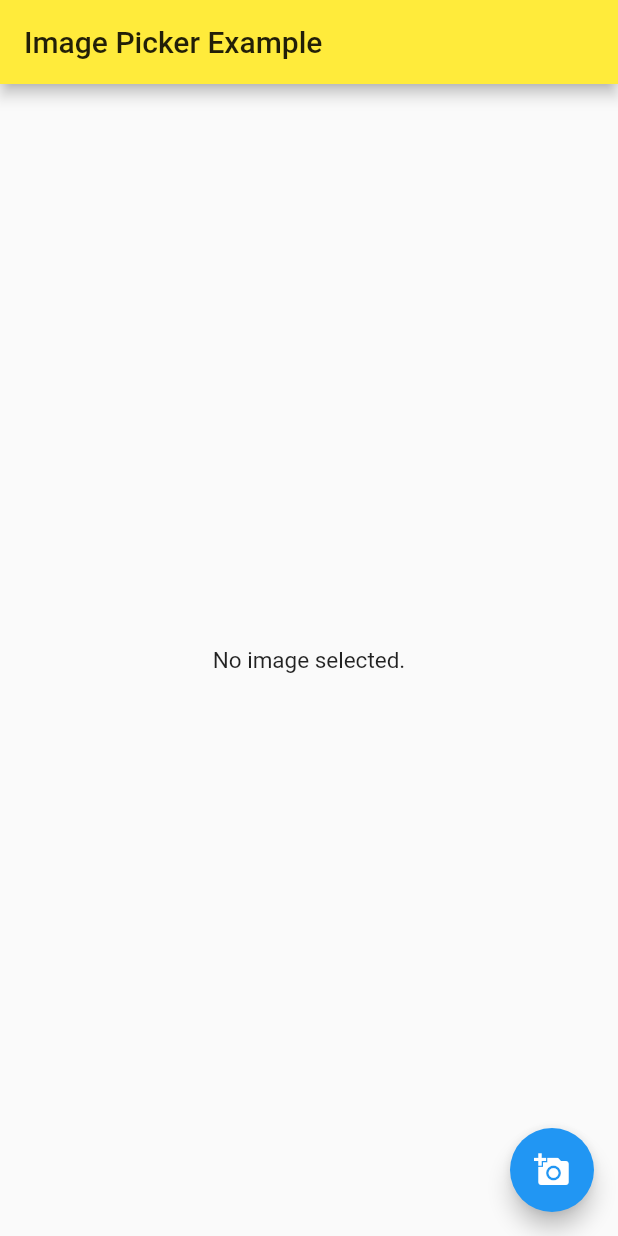
After one commit to VixHi/dy_flutter, a Flutter app: the DYImageDemo screen opened directly, after a tap on the "add a photo" icon, on a phone screen of 412 x 824 dp. The commit adds this screen. Run offline on Flutter 3.47's test engine with Material 2 defaults, Android fonts, the phone set to English and light mode, and no system bars; our stand-ins replace image_picker, rxdart; missing offline and left inert: dart:ffi.

Commit message:
选择相册

```diff
--- a/lib/main.dart
+++ b/lib/main.dart
@@ -52,7 +52,7 @@ class App extends StatelessWidget {
       // home: DYNavitatorDemo(),
       initialRoute: '/dcm',
       routes: {
-        // '/' : (context) => Home(),
+        '/' : (context) => Home(),
         // '/about': (context) => DYPage(title: 'About'),
         // '/form': (context) => DYFormDemo(),
         '/dcm': (context) => DYMateralComponents(),
--- a/lib/view/dy_materal_components.dart
+++ b/lib/view/dy_materal_components.dart
@@ -6,6 +6,7 @@ import 'package:helloworld_flutter/view/dy_bottom_sheet_demo.dart';
 import 'package:helloworld_flutter/view/dy_expansion_panel_demo.dart';
 import 'package:helloworld_flutter/view/dy_simple_dialog_demo.dart';
 import 'package:helloworld_flutter/view/dy_snackBar_demo.dart';
+import 'package:helloworld_flutter/view/image/dy_image_demo.dart';
 import 'package:helloworld_flutter/view/rxdart/dy_rxdart_demo.dart';
 import 'package:helloworld_flutter/view/stream/dy_stream_demo.dart';
 import 'package:helloworld_flutter/view/test/dy_unit_test_demo.dart';
@@ -27,6 +28,7 @@ import '../view/state/dy_scpoed_model_demo.dart';
 import 'animaition/dy_animation_demo.dart';
 import 'http/dy_http_demo.dart';
 import 'i18n/dy_i18n_demo.dart';
+import '../view/image/dy_image_demo.dart';
 
 class DYMateralComponents extends StatelessWidget {
   @override
@@ -38,8 +40,8 @@ class DYMateralComponents extends StatelessWidget {
       ),
       body: ListView(
         children: [
+          DYListItem(title: 'DYImageDemo', page: DYImageDemo()),
           DYListItem(title: 'DYTestDemo', page: DYTestDemo()),
-          DYListItem(title: 'DYI18nDemo', page: DYI18nDemo()),
           DYListItem(title: 'DYAnimationDemo', page: DYAnimationDemo()),
           DYListItem(title: 'DYHttpDemo', page: DYHttpDemo()),
           DYListItem(title: 'DYBlocDemo', page: DYBlocDemo()),
--- /dev/null
+++ b/lib/view/image/dy_image_demo.dart
@@ -0,0 +1,44 @@
+import 'package:flutter/material.dart';
+import 'dart:io';
+import 'package:image_picker/image_picker.dart';
+
+class DYImageDemo extends StatefulWidget {
+  @override
+  _DYImageDemoState createState() => _DYImageDemoState();
+}
+
+class _DYImageDemoState extends State<DYImageDemo> {
+  File _image;
+  final picker = ImagePicker();
+
+  Future getImage() async {
+    final pickedFile = await picker.getVideo(source: ImageSource.gallery);
+
+    setState(() {
+      if (pickedFile != null) {
+        _image = File(pickedFile.path);
+      } else {
+        print('No image selected.');
+      }
+    });
+  }
+
+  @override
+  Widget build(BuildContext context) {
+    return Scaffold(
+      appBar: AppBar(
+        title: Text('Image Picker Example'),
+      ),
+      body: Center(
+        child: _image == null
+            ? Text('No image selected.')
+            : Image.file(_image),
+      ),
+      floatingActionButton: FloatingActionButton(
+        onPressed: getImage,
+        tooltip: 'Pick Image',
+        child: Icon(Icons.add_a_photo),
+      ),
+    );
+  }
+}
--- a/pubspec.yaml
+++ b/pubspec.yaml
@@ -28,6 +28,7 @@ dependencies:
   rxdart: ^0.26.0
   bloc: ^7.0.0
   http: ^0.13.1
+  image_picker: ^0.7.4
   flutter_localizations:
     sdk: flutter
 
```
Also changed, not shown: pubspec.lock, 7 other files.
